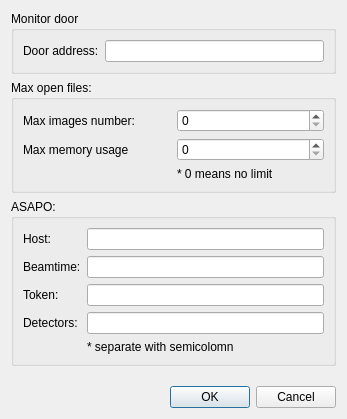
yamedvedya/data_viewer, file src/uis/settings.ui: the form before one commit.
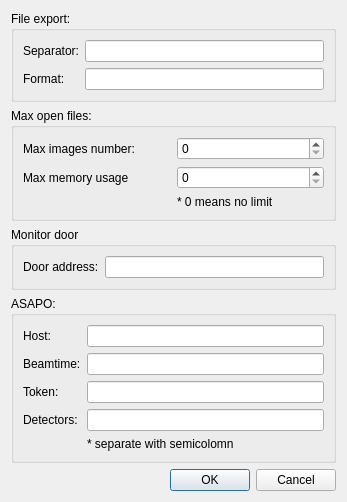
The form after the commit.

Commit message: settings for file export

```diff
--- a/src/uis/settings.ui
+++ b/src/uis/settings.ui
@@ -7,7 +7,7 @@
     <x>0</x>
     <y>0</y>
     <width>347</width>
-    <height>419</height>
+    <height>489</height>
    </rect>
   </property>
   <property name="windowTitle">
@@ -15,20 +15,30 @@
   </property>
   <layout class="QVBoxLayout" name="verticalLayout">
    <item>
-    <widget class="QGroupBox" name="gb_door">
+    <widget class="QGroupBox" name="gb_max_files_3">
      <property name="title">
-      <string>Monitor door</string>
+      <string>File export:</string>
      </property>
-     <layout class="QGridLayout" name="gridLayout_2">
+     <layout class="QGridLayout" name="gridLayout_4">
       <item row="0" column="0">
-       <widget class="QLabel" name="lb_door_address">
+       <widget class="QLabel" name="label_10">
         <property name="text">
-         <string>Door address:</string>
+         <string>Separator:</string>
+        </property>
+       </widget>
+      </item>
+      <item row="1" column="0">
+       <widget class="QLabel" name="label_11">
+        <property name="text">
+         <string>Format:</string>
         </property>
        </widget>
       </item>
       <item row="0" column="1">
-       <widget class="QLineEdit" name="le_door_address"/>
+       <widget class="QLineEdit" name="le_separator"/>
+      </item>
+      <item row="1" column="1">
+       <widget class="QLineEdit" name="le_format"/>
       </item>
      </layout>
     </widget>
@@ -83,6 +93,25 @@
      </layout>
     </widget>
    </item>
+   <item>
+    <widget class="QGroupBox" name="gb_door">
+     <property name="title">
+      <string>Monitor door</string>
+     </property>
+     <layout class="QGridLayout" name="gridLayout_2">
+      <item row="0" column="0">
+       <widget class="QLabel" name="lb_door_address">
+        <property name="text">
+         <string>Door address:</string>
+        </property>
+       </widget>
+      </item>
+      <item row="0" column="1">
+       <widget class="QLineEdit" name="le_door_address"/>
+      </item>
+     </layout>
+    </widget>
+   </item>
    <item>
     <widget class="QGroupBox" name="gb_max_files_2">
      <property name="title">
```
The commit also changes 2 other files.
